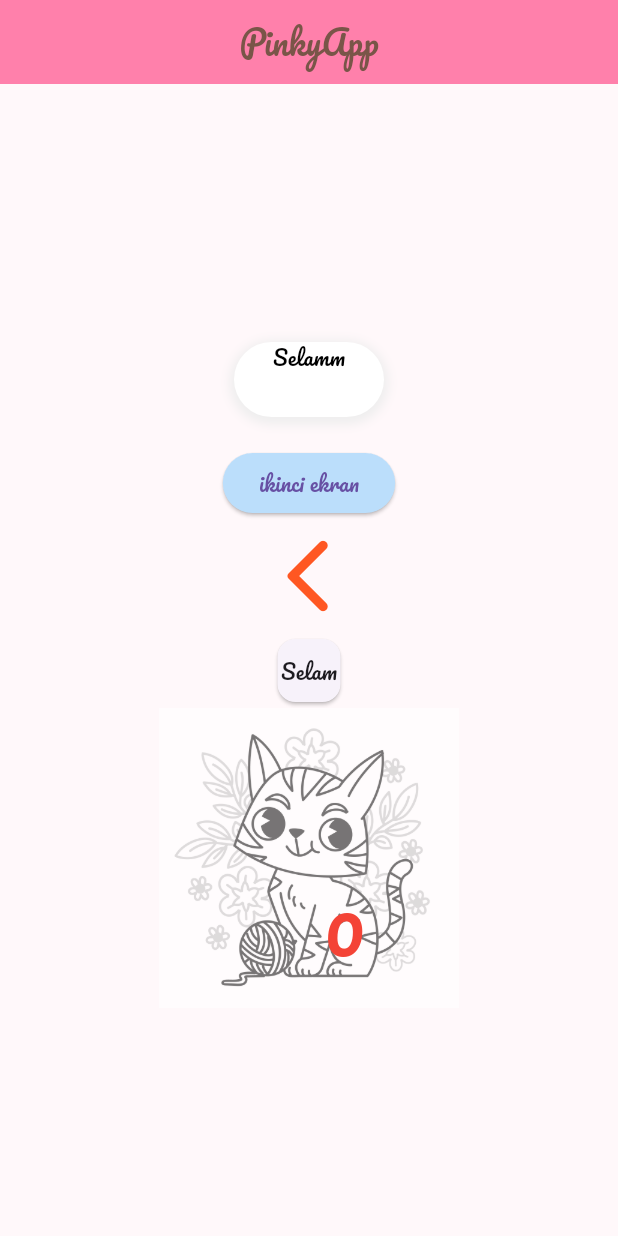
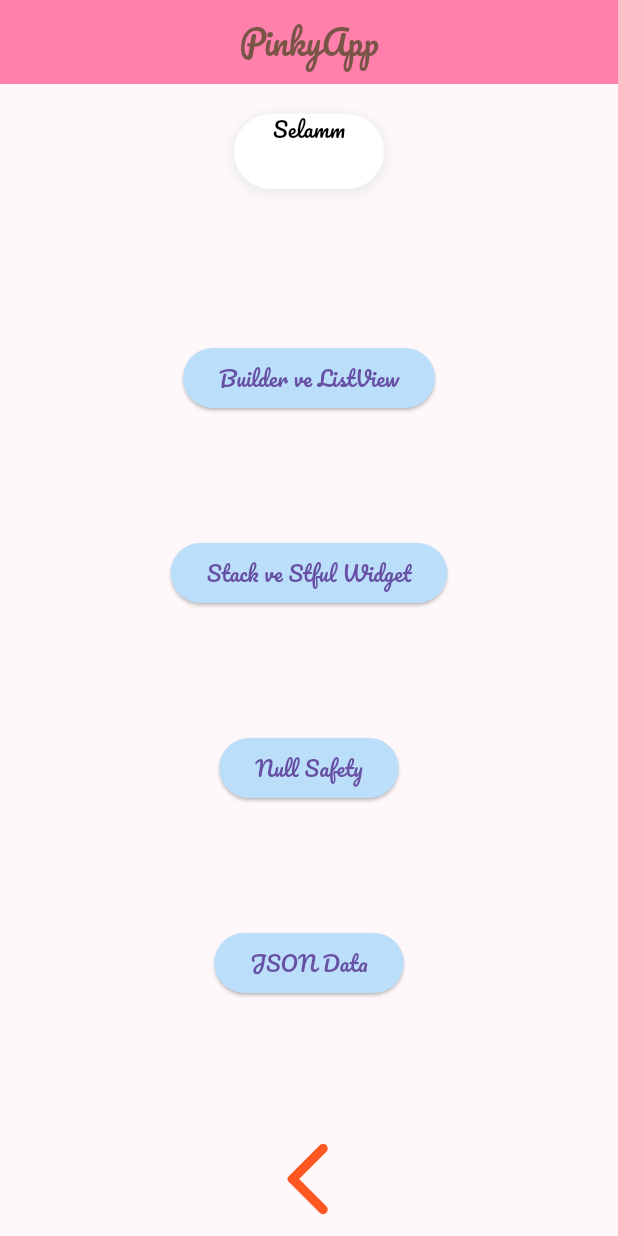
Before and after one commit to astavist/ornek_proje, a Flutter app: the screen it shows after launch, on a phone screen of 412 x 824 dp. Run offline on Flutter 3.47's test engine with Material 3 defaults, Android fonts, the phone set to English and light mode, and no system bars.

Commit message:
some screens

```diff
--- a/lib/custom_card.dart
+++ b/lib/custom_card.dart
@@ -1,4 +1,3 @@
-import 'package:flutter/cupertino.dart';
 import 'package:flutter/material.dart';
 
 class CustomCardView extends StatelessWidget {
--- a/lib/main.dart
+++ b/lib/main.dart
@@ -1,4 +1,3 @@
-import 'package:flutter/cupertino.dart';
 import 'package:flutter/material.dart';
 import 'package:ornek_proje/screens/home_screen.dart';
 
--- /dev/null
+++ b/lib/models/elemanlar_model.dart
@@ -0,0 +1,6 @@
+class ElemanlarModel {
+  final String title;
+  final String subtitle;
+
+  ElemanlarModel(this.title,this.subtitle);
+}
--- /dev/null
+++ b/lib/models/sebze_model.dart
@@ -0,0 +1,44 @@
+
+class UrunlerModel {
+  final List<Sebze> urunler;
+  final List<Kategori> kategoriler;
+
+  UrunlerModel(this.urunler, this.kategoriler);
+
+  factory UrunlerModel.fromJson(Map<String, dynamic> json) {
+    final List jsonUrunler = json['urunler'];
+    final List jsonKategoriler = json['kategoriler'];
+
+    return UrunlerModel(jsonUrunler.map((e) => Sebze.fromJson(e)).toList(),
+        jsonKategoriler.map((e) => Kategori.fromJson(e)).toList());
+  }
+}
+
+class Sebze {
+  final int id;
+  final int kategori;
+  final String isim;
+  final String resim;
+
+  Sebze(this.id, this.kategori, this.isim, this.resim);
+
+  Sebze.fromJson(Map<String, dynamic> json)
+      : id = json['id'],
+        kategori = json['kategori'],
+        isim = json['isim'],
+        resim = json['resim'];
+
+  // factory Sebze.fromJson(Map<String, dynamic> json) {
+  //   return Sebze(json['id'], json['kategori'], json['isim'], json['resim']);
+  // }
+}
+
+class Kategori {
+  final int id;
+  final String isim;
+  Kategori(this.id, this.isim);
+
+  Kategori.fromJson(Map<String, dynamic> json)
+      : id = json['id'],
+        isim = json['isim'];
+}
--- a/lib/screens/home_screen.dart
+++ b/lib/screens/home_screen.dart
@@ -1,30 +1,14 @@
-import 'package:flutter/cupertino.dart';
+// ignore_for_file: sort_child_properties_last
+
 import 'package:flutter/material.dart';
 import 'package:ornek_proje/custom_card.dart';
+import 'package:ornek_proje/screens/data_screen.dart';
+import 'package:ornek_proje/screens/kedy_screen.dart';
+import 'package:ornek_proje/screens/null_safety_screen.dart';
 import 'package:ornek_proje/screens/second_screen.dart';
 
-class HomeScreen extends StatefulWidget {
+class HomeScreen extends StatelessWidget {
   const HomeScreen({super.key});
-
-  @override
-  State<HomeScreen> createState() => _HomeScreenState();
-}
-
-class _HomeScreenState extends State<HomeScreen> {
-  int counter = 0;
-
-  void incrementNumber() {
-    setState(() {
-      counter++;
-    });
-  }
-
-  void resetNumber() {
-    setState(() {
-      counter = 0;
-    });
-  }
-
   @override
   Widget build(BuildContext context) {
     return Scaffold(
@@ -36,7 +20,7 @@ class _HomeScreenState extends State<HomeScreen> {
       ),
       body: Center(
         child: Column(
-          mainAxisAlignment: MainAxisAlignment.center,
+          mainAxisAlignment: MainAxisAlignment.spaceBetween,
           crossAxisAlignment: CrossAxisAlignment.center,
           children: [
             CustomCardView(),
@@ -45,7 +29,32 @@ class _HomeScreenState extends State<HomeScreen> {
                   Navigator.push(context,
                       MaterialPageRoute(builder: (context) => SecondScreen()));
                 },
-                child: Text('ikinci ekran'),
+                child: Text('Builder ve ListView'),
+                style: ElevatedButton.styleFrom(
+                    backgroundColor: Colors.blue.shade100)),
+
+            ElevatedButton(
+                onPressed: () {
+                  Navigator.push(context,
+                      MaterialPageRoute(builder: (context) => KedyScreen()));
+                },
+                child: Text('Stack ve Stful Widget'),
+                style: ElevatedButton.styleFrom(
+                    backgroundColor: Colors.blue.shade100)),
+            ElevatedButton(
+                onPressed: () {
+                  Navigator.push(context,
+                      MaterialPageRoute(builder: (context) => NullSafetyScreen()));
+                },
+                child: Text('Null Safety'),
+                style: ElevatedButton.styleFrom(
+                    backgroundColor: Colors.blue.shade100)),
+            ElevatedButton(
+                onPressed: () {
+                  Navigator.push(context,
+                      MaterialPageRoute(builder: (context) => DataScreen()));
+                },
+                child: Text('JSON Data'),
                 style: ElevatedButton.styleFrom(
                     backgroundColor: Colors.blue.shade100)),
             IconButton(
@@ -55,62 +64,9 @@ class _HomeScreenState extends State<HomeScreen> {
                   color: Colors.deepOrange,
                   size: 60,
                 )),
-            SizedBox(
-              width: 50,
-              height: 50,
-              child: Card(
-                child: Align(alignment: Alignment.center, child: Text('Selam')),
-              ),
-            ),
-            Stack(alignment: Alignment.center, children: [
-              Opacity(
-                opacity: 0.6,
-                child: Image.asset(
-                  'assets/images/kedy.jpg',
-                  width: 200,
-                ),
-              ),
-              Positioned(bottom: 20, left: 110, child: catText()),
-              Positioned(
-                bottom: 20,
-                left: 55,
-                child: GestureDetector(
-                  onTap: () => incrementNumber(),
-                  child: tapButton(),
-                ),
-              ),
-              Positioned(
-                  bottom: 100,
-                  left: 80,
-                  child: GestureDetector(
-                      onTap: () => resetNumber(),
-                       child: resButton())),
-            ])
           ],
         ),
       ),
     );
   }
-
-  Container resButton() {
-    return Container(
-      width: 30,
-      height: 30,
-      decoration: BoxDecoration(borderRadius: BorderRadius.circular(60)),
-    );
-  }
-
-  Container tapButton() {
-    return Container(
-      width: 40,
-      height: 40,
-      decoration: BoxDecoration(borderRadius: BorderRadius.circular(60)),
-    );
-  }
-
-  Text catText() {
-    return Text(
-      '$counter',
-      style: TextStyle(color: Colors.red, fontSize: 50));
-  }
 }
--- a/pubspec.yaml
+++ b/pubspec.yaml
@@ -60,6 +60,7 @@ flutter:
   # To add assets to your application, add an assets section, like this:
   assets:
     - assets/images/
+    - assets/files/
 
   # An image asset can refer to one or more resolution-specific "variants", see
   # https://flutter.dev/to/resolution-aware-images
```
Also changed, not shown: assets/files/data.json (added, +90 -0 lines), lib/screens/data_screen.dart (added, +111 -0 lines), lib/screens/kedy_screen.dart (added, +89 -0 lines), lib/screens/null_safety_screen.dart (added, +29 -0 lines), lib/screens/second_screen.dart (+28 -15 lines), 1 other file.
